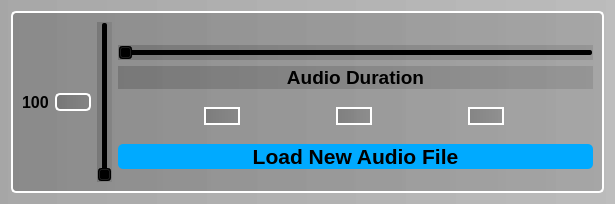
This is UIFiles/audioController.ui in IvanW5X/audio-prod as Qt 5 draws it before an edit. The edited form follows.
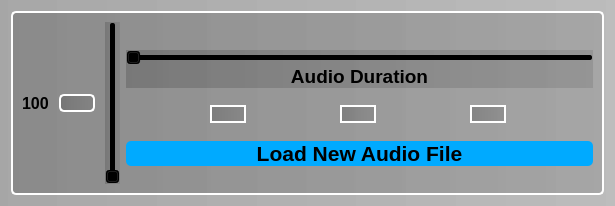
This is the edited form. Icons and pictures are not drawn.

Commit message: Modify spacing and other minor styling changes

Diff of the .ui file:
```diff
--- a/UIFiles/audioController.ui
+++ b/UIFiles/audioController.ui
@@ -7,7 +7,7 @@
     <x>0</x>
     <y>0</y>
     <width>615</width>
-    <height>204</height>
+    <height>206</height>
    </rect>
   </property>
   <property name="windowTitle">
@@ -34,6 +34,9 @@
      <layout class="QHBoxLayout" name="horizontalLayout">
       <item>
        <layout class="QHBoxLayout" name="volumeLayout">
+        <property name="spacing">
+         <number>10</number>
+        </property>
         <item>
          <widget class="QLabel" name="volume">
           <property name="font">
@@ -95,8 +98,14 @@
       </item>
       <item>
        <layout class="QVBoxLayout" name="verticalLayout_3">
+        <property name="spacing">
+         <number>0</number>
+        </property>
         <item>
          <layout class="QVBoxLayout" name="durationLayout">
+          <property name="spacing">
+           <number>0</number>
+          </property>
           <item>
            <spacer name="verticalSpacer">
             <property name="orientation">
```
Left out of the diff: 9 changed lines with no effect on the pictures.
